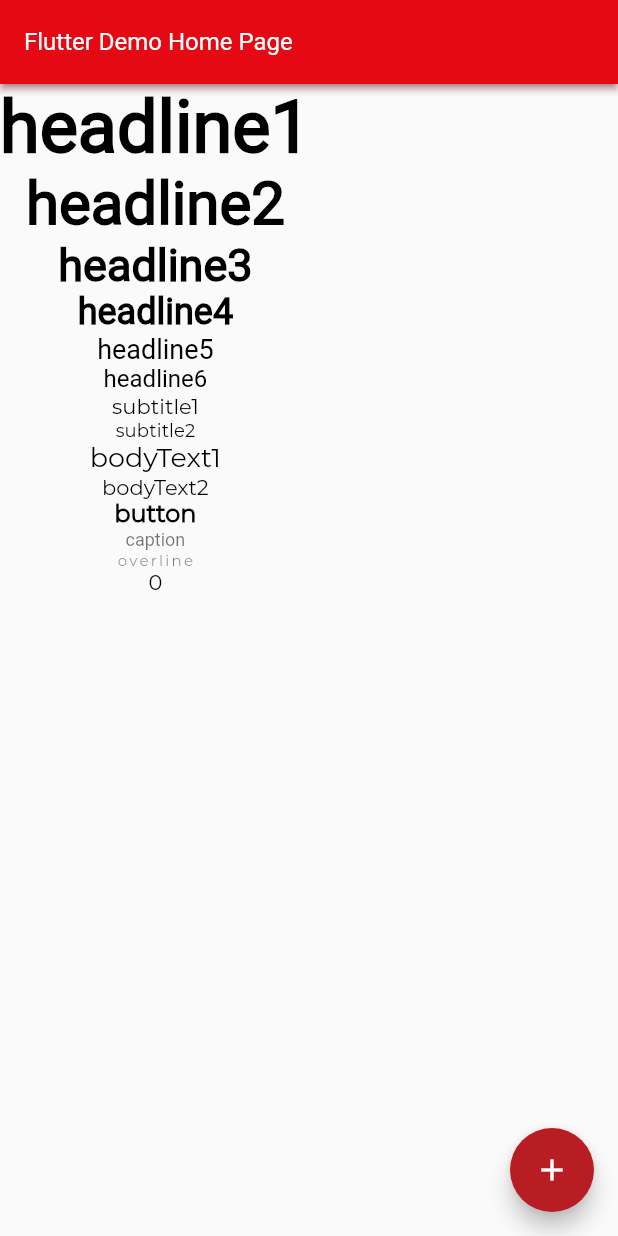
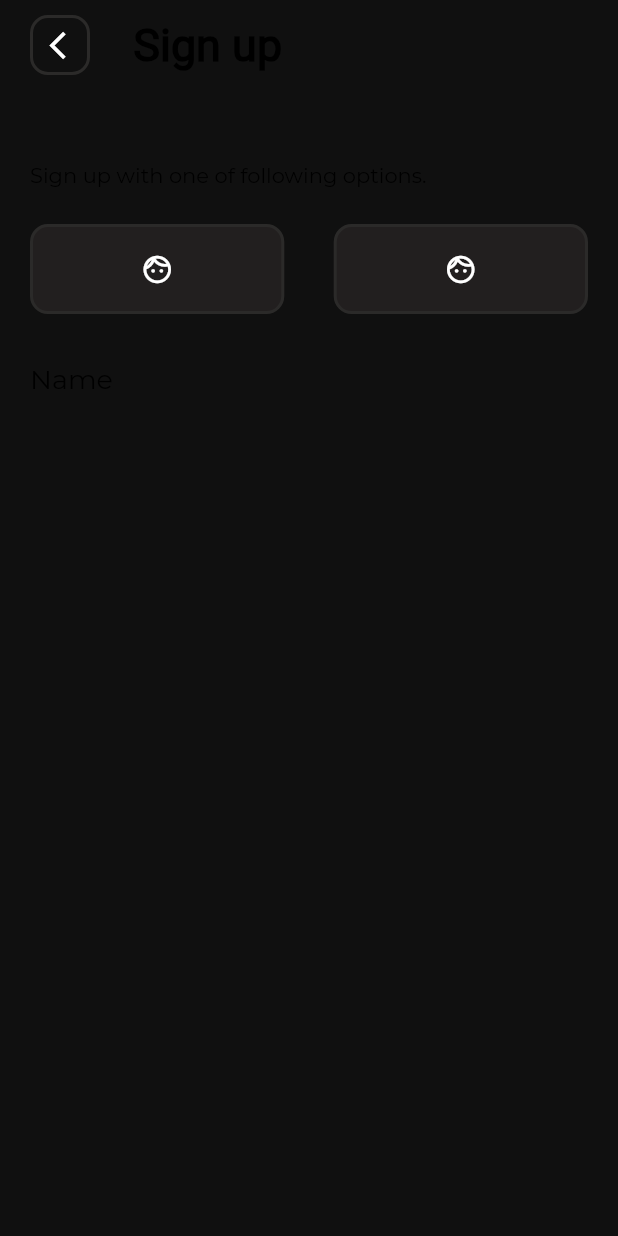
Before and after one commit to devs-life/music_app_flutter, a Flutter app: the screen it shows after launch, on a phone screen of 412 x 824 dp. Run offline on Flutter 3.47's test engine with Material 2 defaults, Android fonts, the phone set to English and light mode, and no system bars.

Commit message:
Sign up screen in progress, created widgets.

```diff
--- /dev/null
+++ b/lib/auth/screens/signUpScreen.dart
@@ -0,0 +1,66 @@
+import 'package:flutter/material.dart';
+import 'package:music_app/auth/widgets/authOptionButton.dart';
+import 'package:music_app/auth/widgets/customBackButton.dart';
+import 'package:music_app/utils/konstants.dart';
+
+class SignUpScreen extends StatelessWidget {
+  const SignUpScreen({Key? key}) : super(key: key);
+
+  @override
+  Widget build(BuildContext context) {
+    return Scaffold(
+      backgroundColor: backgroundBlack,
+      body: SafeArea(
+        child: Container(
+          width: double.infinity,
+          child: _body(context),
+        ),
+      ),
+    );
+  }
+
+  Widget _body(BuildContext context) {
+    final size = MediaQuery.of(context).size;
+
+    return Padding(
+      padding: const EdgeInsets.symmetric(horizontal: 20, vertical: 10),
+      child: Column(
+        crossAxisAlignment: CrossAxisAlignment.start,
+        children: [
+          Row(
+            crossAxisAlignment: CrossAxisAlignment.center,
+            children: [
+              CustomBackButton(),
+              SizedBox(width: size.width * 0.07),
+              Text(
+                'Sign up',
+                style: Theme.of(context).textTheme.headline3,
+              ),
+            ],
+          ),
+          SizedBox(height: size.height * 0.07),
+          Text(
+            'Sign up with one of following options.',
+          ),
+          SizedBox(height: size.height * 0.03),
+          Row(
+            children: [
+              Expanded(
+                child: AuthOptionButton(),
+              ),
+              SizedBox(width: size.height * 0.04),
+              Expanded(
+                child: AuthOptionButton(),
+              ),
+            ],
+          ),
+          SizedBox(height: size.height * 0.04),
+          Text(
+            'Name',
+            style: Theme.of(context).textTheme.bodyText1,
+          ),
+        ],
+      ),
+    );
+  }
+}
--- /dev/null
+++ b/lib/auth/widgets/authOptionButton.dart
@@ -0,0 +1,23 @@
+import 'package:flutter/material.dart';
+import 'package:music_app/utils/konstants.dart';
+
+class AuthOptionButton extends StatelessWidget {
+  const AuthOptionButton({Key? key}) : super(key: key);
+
+  @override
+  Widget build(BuildContext context) {
+    return Container(
+      height: 60,
+      child: Icon(
+        Icons.face_outlined,
+        color: Colors.white,
+        size: 22,
+      ),
+      decoration: BoxDecoration(
+        color: darkBackgroundColor,
+        border: Border.all(color: pureGrey, width: 2),
+        borderRadius: BorderRadius.circular(12),
+      ),
+    );
+  }
+}
--- /dev/null
+++ b/lib/auth/widgets/customBackButton.dart
@@ -0,0 +1,25 @@
+import 'package:flutter/material.dart';
+import 'package:music_app/utils/konstants.dart';
+
+class CustomBackButton extends StatelessWidget {
+  const CustomBackButton({Key? key}) : super(key: key);
+
+  @override
+  Widget build(BuildContext context) {
+    return Container(
+      height: 40,
+      width: 40,
+      padding: EdgeInsets.only(left: 8),
+      child: Icon(
+        Icons.arrow_back_ios,
+        color: Colors.white,
+        size: 22,
+      ),
+      decoration: BoxDecoration(
+        color: backgroundBlack,
+        border: Border.all(color: pureGrey, width: 2),
+        borderRadius: BorderRadius.circular(12),
+      ),
+    );
+  }
+}
--- a/lib/main.dart
+++ b/lib/main.dart
@@ -1,5 +1,7 @@
 import 'package:flutter/material.dart';
 import 'package:music_app/utils/konstants.dart';
+
+import 'auth/screens/signUpScreen.dart';
 
 void main() {
   runApp(MyApp());
@@ -13,7 +15,7 @@ class MyApp extends StatelessWidget {
       title: 'Flutter Demo',
       theme: appThemeData(Brightness.light),
       darkTheme: appThemeData(Brightness.dark),
-      home: MyHomePage(title: 'Flutter Demo Home Page'),
+      home: SignUpScreen(),
       debugShowCheckedModeBanner: false,
     );
   }
--- a/lib/utils/konstants.dart
+++ b/lib/utils/konstants.dart
@@ -91,4 +91,5 @@ Color primaryRedColor = Color(0xFFE50914);
 Color secondaryRedColor = Color(0xFFB81D24);
 Color darkBackgroundColor = Color(0xFF221F1F);
 Color lightBackgroundColor = Color(0xFFF5F5F1);
-const Color pureblack = Color(0xFF2B2A29);
+const Color pureGrey = Color(0xFF2B2A29);
+const Color backgroundBlack = Color(0xFF101010);
```
Also changed, not shown: 2 other files.
